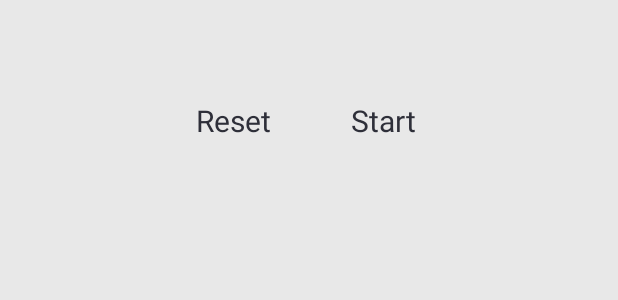
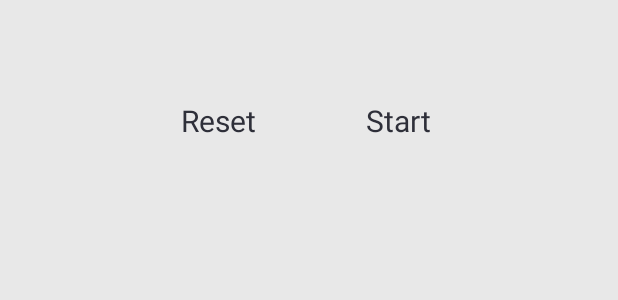
Before and after one commit to tarikyasar/android-egg-timer, an Android app: the layout activity_main.xml on its own in the app's theme, with its tools: preview values and no code run, on a phone screen of 412 x 824 dp. Shown: the part 554-854 px from the top of the screen. Run offline under Robolectric (Android 15) with nearby library versions, the phone set to English and light mode, and no system bars; plain views replace NeumorphicFrameLayout.

Commit message:
Update app icon

```diff
--- a/app/src/main/res/layout/activity_main.xml
+++ b/app/src/main/res/layout/activity_main.xml
@@ -61,7 +61,7 @@
             android:id="@+id/buttonStop"
             android:layout_width="80dp"
             android:layout_height="80dp"
-            android:layout_marginHorizontal="10dp"
+            android:layout_marginHorizontal="20dp"
             app:background_color="?attr/colorSurface"
             app:corner_radius="10dp"
             app:shape="circle"
@@ -81,7 +81,7 @@
             android:id="@+id/buttonStart"
             android:layout_width="80dp"
             android:layout_height="80dp"
-            android:layout_marginHorizontal="10dp"
+            android:layout_marginHorizontal="20dp"
             app:background_color="?attr/colorSurface"
             app:corner_radius="10dp"
             app:shape="circle"
--- /dev/null
+++ b/app/src/main/res/mipmap-anydpi-v26/ic_launcher.xml
@@ -0,0 +1,5 @@
+<?xml version="1.0" encoding="utf-8"?>
+<adaptive-icon xmlns:android="http://schemas.android.com/apk/res/android">
+    <background android:drawable="@color/ic_launcher_background" />
+    <foreground android:drawable="@mipmap/ic_launcher_foreground" />
+</adaptive-icon>
--- /dev/null
+++ b/app/src/main/res/mipmap-anydpi-v26/ic_launcher_round.xml
@@ -0,0 +1,5 @@
+<?xml version="1.0" encoding="utf-8"?>
+<adaptive-icon xmlns:android="http://schemas.android.com/apk/res/android">
+    <background android:drawable="@color/ic_launcher_background" />
+    <foreground android:drawable="@mipmap/ic_launcher_foreground" />
+</adaptive-icon>
--- /dev/null
+++ b/app/src/main/res/values/ic_launcher_background.xml
@@ -0,0 +1,4 @@
+<?xml version="1.0" encoding="utf-8"?>
+<resources>
+    <color name="ic_launcher_background">#395955</color>
+</resources>
```
Also changed, not shown: app/src/main/ic_launcher-playstore.png (added), app/src/main/res/mipmap-hdpi/ic_launcher.png, app/src/main/res/mipmap-hdpi/ic_launcher_foreground.png (added), app/src/main/res/mipmap-hdpi/ic_launcher_round.png (added), app/src/main/res/mipmap-mdpi/ic_launcher.png, app/src/main/res/mipmap-mdpi/ic_launcher_foreground.png (added), app/src/main/res/mipmap-mdpi/ic_launcher_round.png (added), app/src/main/res/mipmap-xhdpi/ic_launcher.png, app/src/main/res/mipmap-xhdpi/ic_launcher_foreground.png (added), app/src/main/res/mipmap-xhdpi/ic_launcher_round.png (added), app/src/main/res/mipmap-xxhdpi/ic_launcher.png, app/src/main/res/mipmap-xxhdpi/ic_launcher_foreground.png (added), app/src/main/res/mipmap-xxhdpi/ic_launcher_round.png (added), app/src/main/res/mipmap-xxxhdpi/ic_launcher.png, 2 more files.
